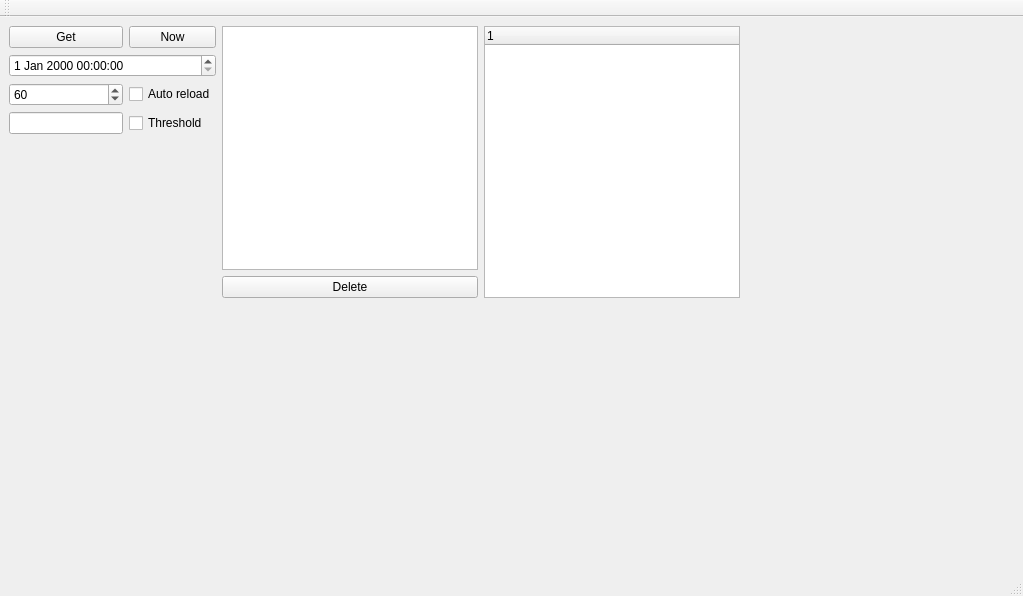
Above: mainwindow.ui from kenih4/Correlation_plot before the change. Below: the same form after it.
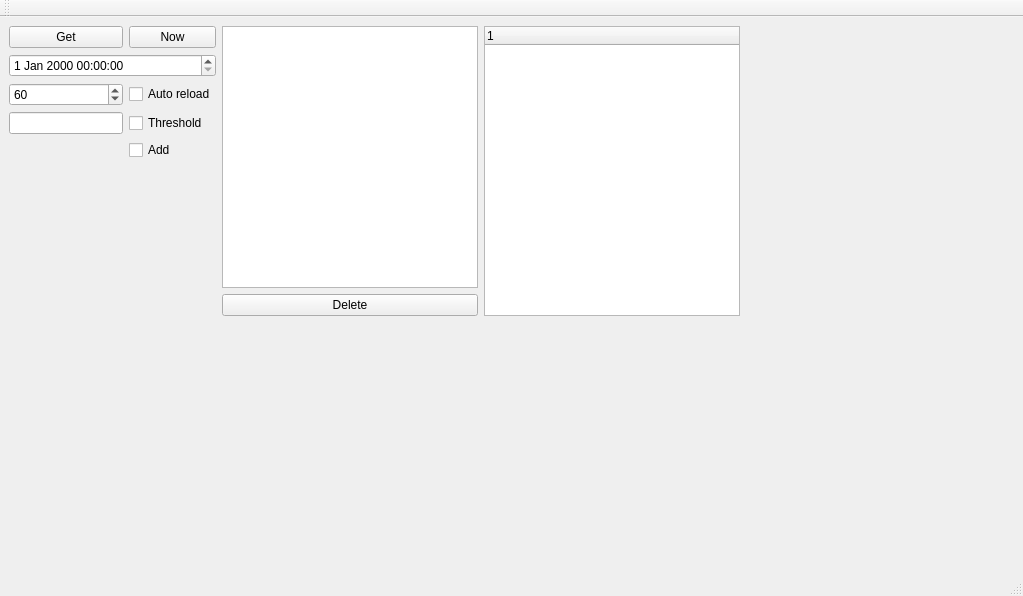
That is the form after the change. Custom widgets are drawn as their Qt base class.

Patch:
```diff
--- a/mainwindow.ui
+++ b/mainwindow.ui
@@ -15,33 +15,6 @@
   </property>
   <widget class="QWidget" name="centralwidget">
    <layout class="QGridLayout" name="gridLayout">
-    <item row="1" column="0" colspan="2">
-     <widget class="QDateTimeEdit" name="dateTimeEdit">
-      <property name="enabled">
-       <bool>true</bool>
-      </property>
-     </widget>
-    </item>
-    <item row="7" column="0" rowspan="2" colspan="5">
-     <layout class="QHBoxLayout" name="horizontalLayout">
-      <item>
-       <widget class="QCustomPlot" name="widget_1" native="true"/>
-      </item>
-      <item>
-       <widget class="QCustomPlot" name="widget_2" native="true"/>
-      </item>
-      <item>
-       <widget class="QCustomPlot" name="widget_3" native="true"/>
-      </item>
-     </layout>
-    </item>
-    <item row="0" column="1">
-     <widget class="QPushButton" name="pushButton_2">
-      <property name="text">
-       <string>Now</string>
-      </property>
-     </widget>
-    </item>
     <item row="0" column="0">
      <widget class="QPushButton" name="pushButton">
       <property name="text">
@@ -56,7 +29,20 @@
       </property>
      </widget>
     </item>
-    <item row="5" column="4">
+    <item row="8" column="0" rowspan="2" colspan="5">
+     <layout class="QHBoxLayout" name="horizontalLayout">
+      <item>
+       <widget class="QCustomPlot" name="widget_1" native="true"/>
+      </item>
+      <item>
+       <widget class="QCustomPlot" name="widget_2" native="true"/>
+      </item>
+      <item>
+       <widget class="QCustomPlot" name="widget_3" native="true"/>
+      </item>
+     </layout>
+    </item>
+    <item row="6" column="4">
      <spacer name="horizontalSpacer">
       <property name="orientation">
        <enum>Qt::Horizontal</enum>
@@ -69,6 +55,25 @@
       </property>
      </spacer>
     </item>
+    <item row="0" column="2" rowspan="6">
+     <widget class="QListWidget" name="listWidget"/>
+    </item>
+    <item row="0" column="3" rowspan="7">
+     <widget class="QTreeWidget" name="treeWidget">
+      <column>
+       <property name="text">
+        <string notr="true">1</string>
+       </property>
+      </column>
+     </widget>
+    </item>
+    <item row="1" column="0" colspan="2">
+     <widget class="QDateTimeEdit" name="dateTimeEdit">
+      <property name="enabled">
+       <bool>true</bool>
+      </property>
+     </widget>
+    </item>
     <item row="2" column="0">
      <widget class="QSpinBox" name="spinBox">
       <property name="minimum">
@@ -85,23 +90,18 @@
     <item row="3" column="0">
      <widget class="QLineEdit" name="V_threshold"/>
     </item>
-    <item row="0" column="2" rowspan="5">
-     <widget class="QListWidget" name="listWidget"/>
-    </item>
-    <item row="5" column="2">
+    <item row="6" column="2">
      <widget class="QPushButton" name="pushButton_delete">
       <property name="text">
        <string>Delete</string>
       </property>
      </widget>
     </item>
-    <item row="0" column="3" rowspan="6">
-     <widget class="QTreeWidget" name="treeWidget">
-      <column>
-       <property name="text">
-        <string notr="true">1</string>
-       </property>
-      </column>
+    <item row="0" column="1">
+     <widget class="QPushButton" name="pushButton_2">
+      <property name="text">
+       <string>Now</string>
+      </property>
      </widget>
     </item>
     <item row="3" column="1">
@@ -111,6 +111,13 @@
       </property>
      </widget>
     </item>
+    <item row="4" column="1">
+     <widget class="QCheckBox" name="checkBox_add">
+      <property name="text">
+       <string>Add</string>
+      </property>
+     </widget>
+    </item>
    </layout>
   </widget>
   <widget class="QMenuBar" name="menubar">
```
